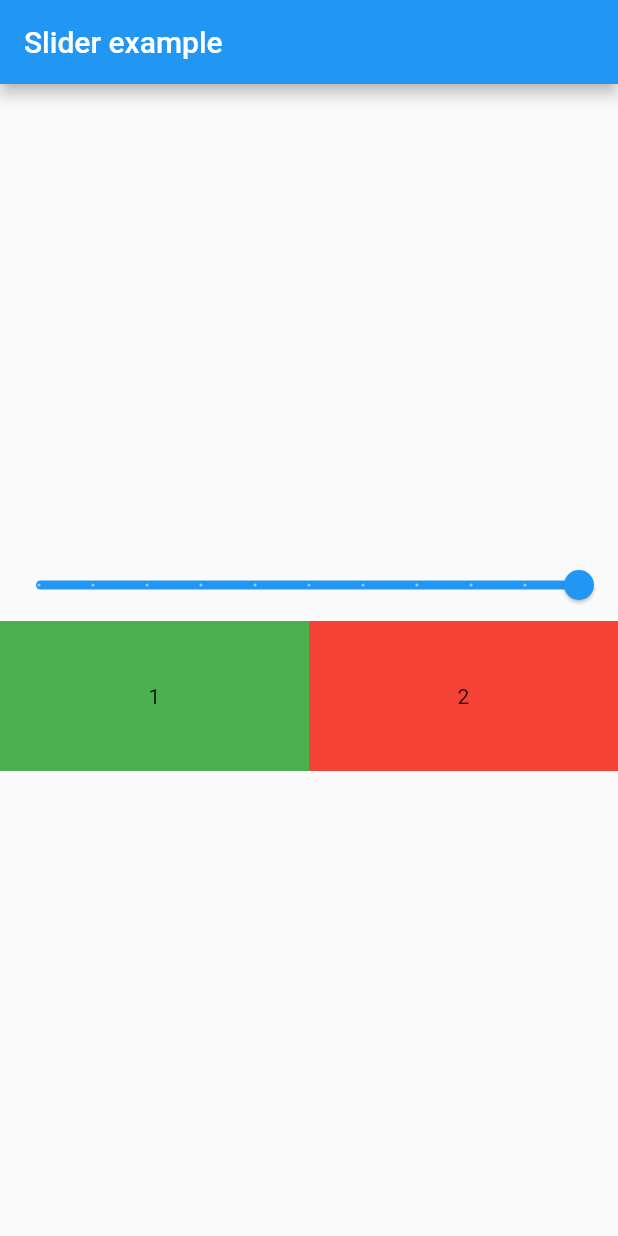
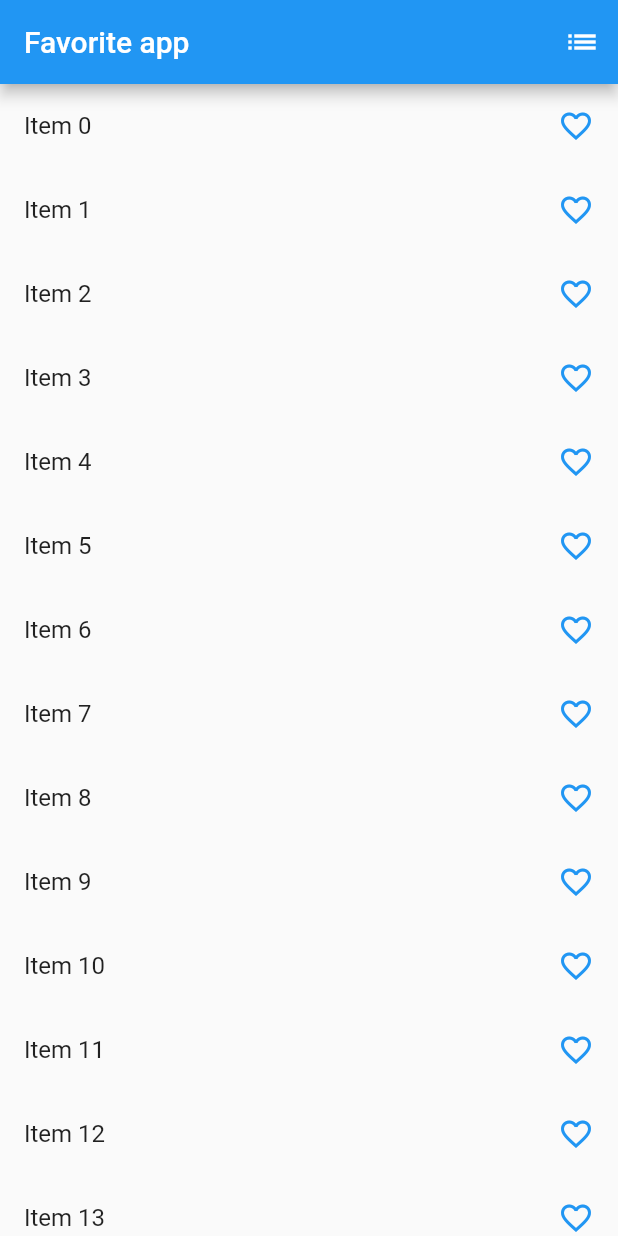
Before and after one commit to VivekJung/provider_statemanagement, a Flutter app: the screen it shows after launch, on a phone screen of 412 x 824 dp. Run offline on Flutter 3.47's test engine with Material 2 defaults, Android fonts, the phone set to English and light mode, and no system bars.

Commit message:
favorite_app

```diff
--- a/lib/main.dart
+++ b/lib/main.dart
@@ -2,8 +2,9 @@ import 'package:flutter/material.dart';
 import 'package:provider/provider.dart';
 import 'package:state_management_provider_tutorial/provider/count_provider.dart';
 import 'package:state_management_provider_tutorial/provider/example_1_slider.dart';
-import 'package:state_management_provider_tutorial/screens/count_example.dart';
-import 'package:state_management_provider_tutorial/screens/example_1_slider.dart';
+import 'package:state_management_provider_tutorial/provider/favorite_provider.dart';
+
+import 'package:state_management_provider_tutorial/screens/favorite/favorite_screen.dart';
 
 void main() {
   runApp(const MyApp());
@@ -18,13 +19,15 @@ class MyApp extends StatelessWidget {
       providers: [
         ChangeNotifierProvider(create: (_) => ExampleOneSliderProvider()),
         ChangeNotifierProvider(create: (_) => CountProvider()),
+        ChangeNotifierProvider(create: (_) => FavoriteItemProvider()),
       ],
       child: MaterialApp(
+        debugShowCheckedModeBanner: false,
         title: 'Provider StateManagement',
         theme: ThemeData(
           primarySwatch: Colors.blue,
         ),
-        home: const Example1(),
+        home: const FavScreen(),
       ),
     );
   }
--- /dev/null
+++ b/lib/provider/favorite_provider.dart
@@ -0,0 +1,20 @@
+import 'dart:developer';
+
+import 'package:flutter/foundation.dart';
+
+class FavoriteItemProvider with ChangeNotifier {
+  List<int> _selectedItem = [];
+
+  List<int> get selectedItem => _selectedItem;
+
+  void addItems(int value) {
+    _selectedItem.add(value);
+    notifyListeners();
+  }
+
+  void removeItems(int value) {
+    _selectedItem.remove(value);
+
+    notifyListeners();
+  }
+}
--- /dev/null
+++ b/lib/screens/favorite/favorite_screen.dart
@@ -0,0 +1,60 @@
+import 'dart:developer';
+
+import 'package:flutter/material.dart';
+import 'package:provider/provider.dart';
+import 'package:state_management_provider_tutorial/provider/favorite_provider.dart';
+import 'package:state_management_provider_tutorial/screens/favorite/my_fav.dart';
+
+class FavScreen extends StatefulWidget {
+  const FavScreen({Key? key}) : super(key: key);
+
+  @override
+  State<FavScreen> createState() => _FavScreenState();
+}
+
+class _FavScreenState extends State<FavScreen> {
+  @override
+  Widget build(BuildContext context) {
+    log('Build');
+    return Scaffold(
+      appBar: AppBar(
+        title: const Text('Favorite app'),
+        actions: [
+          IconButton(
+              onPressed: () {
+                Navigator.push(context,
+                    MaterialPageRoute(builder: (context) => MyFavItemList()));
+              },
+              icon: const Icon(Icons.list))
+        ],
+      ),
+      body: ListView.builder(
+          itemCount: 20,
+          itemBuilder: (context, index) {
+            // writing the type of widget will provide you access to functions of that classType
+            return Consumer<FavoriteItemProvider>(
+              builder: (context, value, child) {
+                return ListTile(
+                  title: Text('Item $index'),
+                  onTap: () {
+                    //adding the index of the file on tap to the list
+                    if (value.selectedItem.contains(index)) {
+                      value.removeItems(index);
+                    } else {
+                      value.addItems(index);
+                    }
+                  },
+                  trailing: Icon(
+                      // checking if the selected item is in list or not and then
+                      // changing the icon.
+                      value.selectedItem.contains(index)
+                          ? Icons.favorite
+                          : Icons.favorite_border_outlined),
+                  iconColor: Colors.blue,
+                );
+              },
+            );
+          }),
+    );
+  }
+}
```
Also changed, not shown: lib/screens/favorite/detail_screen.dart (added, +23 -0 lines), lib/screens/favorite/my_fav.dart (added, +52 -0 lines).
